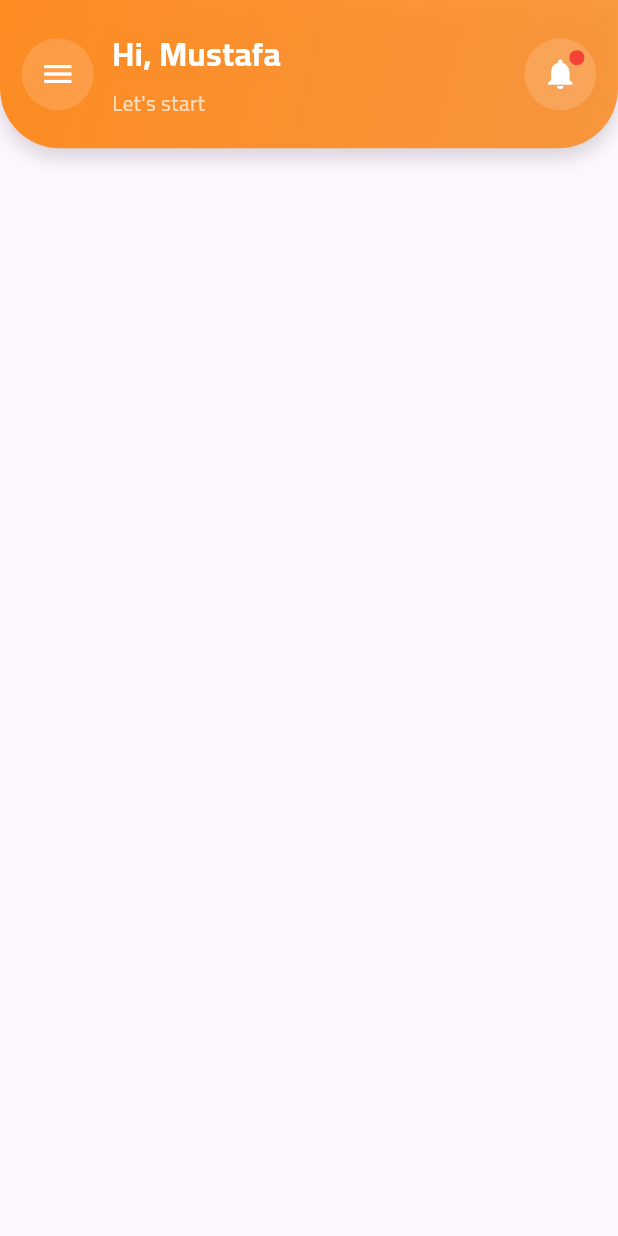
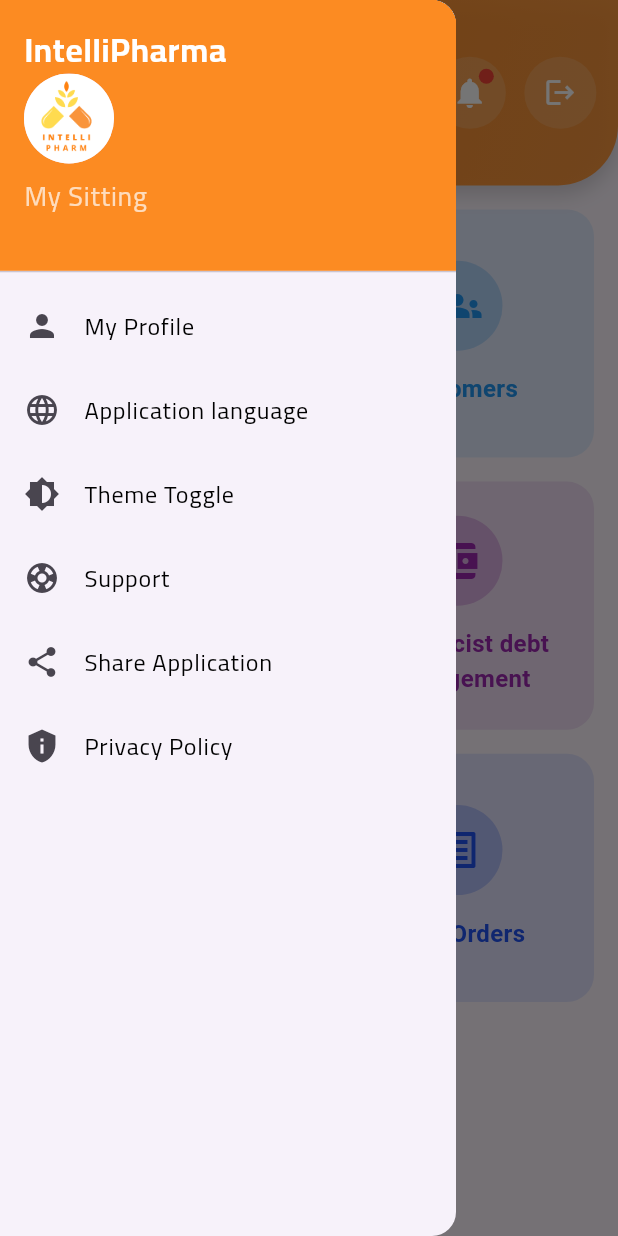
Before and after one commit to Mustafa-Sharaf/IntelliPharm, a Flutter app: the screen it shows after launch, after a tap on "Log In", after a tap on the "menu" icon, on a phone screen of 412 x 824 dp. Run offline on Flutter 3.47's test engine with Material 3 defaults, Android fonts, the light colour scheme and no system bars; our stand-ins replace get, get_storage.

Commit message:
Add Language App and conten home screen

```diff
--- a/lib/Widgets/HomeAppBar.dart
+++ b/lib/Widgets/HomeAppBar.dart
@@ -1,11 +1,18 @@
 
 import 'package:flutter/material.dart';
+import 'package:get/get.dart';
 import '../app_theme/AppColors.dart';
 
 class HomeAppBar extends StatelessWidget implements PreferredSizeWidget {
+
   final double height;
+  final GlobalKey<ScaffoldState> scaffoldKey;
 
-  const HomeAppBar({super.key, required this.height});
+  const HomeAppBar({
+    super.key,
+    required this.height,
+    required this.scaffoldKey,
+  });
 
   @override
   Size get preferredSize => Size.fromHeight(height);
@@ -13,13 +20,16 @@
   @override
   Widget build(BuildContext context) {
     return AppBar(
+      automaticallyImplyLeading: false,///Hide the default menu button
       backgroundColor: Colors.transparent,
       elevation: 0,
-      toolbarHeight:height ,
+      toolbarHeight: height,
       flexibleSpace: Container(
-        padding:  EdgeInsets.symmetric(
-          horizontal: MediaQuery.of(context).size.width * 0.035,///left and right
-          vertical: MediaQuery.of(context).size.height * 0.02,///top and bottom
+        padding: EdgeInsets.symmetric(
+          ///left and right
+          horizontal: MediaQuery.of(context).size.width * 0.035,
+          ///top and bottom
+          vertical: MediaQuery.of(context).size.height * 0.02,
         ),
         decoration: BoxDecoration(
           gradient: LinearGradient(
@@ -54,11 +64,18 @@
                   shape: BoxShape.circle,
                 ),
                 child: IconButton(
-                  onPressed: () {},
-                  icon: const Icon(Icons.menu, color: Colors.white),
+                  icon: const Icon(
+                    Icons.menu,
+                    color: Colors.white,
+                    size: 22,
+                  ),
+                  onPressed: () {
+                    Scaffold.of(context).openDrawer();
+                  },
                 ),
               ),
               SizedBox(width: MediaQuery.of(context).size.width * 0.03),
+
               /// Texts
               Column(
                 crossAxisAlignment: CrossAxisAlignment.start,
@@ -77,7 +94,7 @@
                   Row(
                     children: [
                       Text(
-                        "Let's start",
+                        "Let's_get_started".tr,
                         style: TextStyle(
                           fontSize: 14,
                           color: Colors.white70,
@@ -85,10 +102,11 @@
                         ),
                       ),
                     ],
-                  )
+                  ),
                 ],
               ),
               const Spacer(),
+
               /// Notifications
               Stack(
                 children: [
@@ -99,7 +117,10 @@
                     ),
                     child: IconButton(
                       onPressed: () {},
-                      icon: const Icon(Icons.notifications, color: Colors.white),
+                      icon: const Icon(
+                        Icons.notifications,
+                        color: Colors.white,
+                      ),
                     ),
                   ),
                   Positioned(
@@ -113,8 +134,25 @@
                         shape: BoxShape.circle,
                       ),
                     ),
-                  )
+                  ),
                 ],
+              ),
+              SizedBox(width: MediaQuery.of(context).size.width * 0.03),
+              Container(
+                decoration: BoxDecoration(
+                  color: Colors.white.withValues(alpha: 0.15),
+                  shape: BoxShape.circle,
+                ),
+                child: IconButton(
+                  icon: const Icon(
+                    Icons.logout,
+                    color: Colors.white,
+                    size: 22,
+                  ),
+                  onPressed: () {
+                    Scaffold.of(context).openDrawer();
+                  },
+                ),
               ),
             ],
           ),
--- /dev/null
+++ b/lib/Widgets/HomeCard.dart
@@ -0,0 +1,51 @@
+
+import 'package:flutter/material.dart';
+
+
+class HomeCard extends StatelessWidget {
+  final IconData icon;
+  final String title;
+  final Color color;
+  final VoidCallback onTap;
+
+  const HomeCard({
+    super.key,
+    required this.icon,
+    required this.title,
+    required this.color,
+    required this.onTap,
+  });
+
+  @override
+  Widget build(BuildContext context) {
+    return InkWell(
+      borderRadius: BorderRadius.circular(18),
+      onTap: onTap,
+      child: Container(
+        decoration: BoxDecoration(
+          color: color.withValues(alpha: 0.12),
+          borderRadius: BorderRadius.circular(18),
+        ),
+        child: Column(
+          mainAxisAlignment: MainAxisAlignment.center,
+          children: [
+            CircleAvatar(
+              radius: 30,
+              backgroundColor: color.withValues(alpha: 0.25),
+              child: Icon(icon, size: 32, color: color),
+            ),
+            const SizedBox(height: 14),
+            Text(
+              title,
+              style: TextStyle(
+                fontSize: 16,
+                fontWeight: FontWeight.w600,
+                color: color,
+              ),
+            ),
+          ],
+        ),
+      ),
+    );
+  }
+}
--- /dev/null
+++ b/lib/Widgets/LanguageBottomSheet.dart
@@ -0,0 +1,67 @@
+
+import 'package:flutter/material.dart';
+import 'package:get/get.dart';
+import '../../language/Language_Controller.dart';
+
+class LanguageBottomSheet extends StatelessWidget {
+
+  final MyLanguageController langController = Get.find<MyLanguageController>();
+
+   LanguageBottomSheet({super.key});
+
+  @override
+  Widget build(BuildContext context) {
+    return Container(
+      padding: EdgeInsets.symmetric(vertical: 25, horizontal: 20),
+      child: Column(
+        mainAxisSize: MainAxisSize.min,
+        children: [
+          Text(
+            "LanguageEditing".tr,
+            style: TextStyle(fontSize: 22, fontWeight: FontWeight.bold),
+          ),
+          SizedBox(height: 25),
+          ListTile(
+            leading: Image.asset("assets/images/Syria.png", width: 35),
+            title: Text("العربية", style: TextStyle(fontSize: 18)),
+            trailing: Icon(Icons.arrow_forward_ios_rounded),
+            onTap: () {
+              langController.changeLanguage("ar");
+              Get.back();
+            },
+          ),
+          Divider(),
+          ListTile(
+            leading: Image.asset("assets/images/Britain.png", width: 35),
+            title: Text("English", style: TextStyle(fontSize: 18)),
+            trailing: Icon(Icons.arrow_forward_ios_rounded),
+            onTap: () {
+              langController.changeLanguage("en");
+              Get.back();
+            },
+          ),
+          Divider(),
+          ListTile(
+            leading: Image.asset("assets/images/Franca.png", width: 35),
+            title: Text("Français", style: TextStyle(fontSize: 18)),
+            trailing: Icon(Icons.arrow_forward_ios_rounded),
+            onTap: () {
+              langController.changeLanguage("fr");
+              Get.back();
+            },
+          ),
+          Divider(),
+          ListTile(
+            leading: Image.asset("assets/images/Turkce.png", width: 35),
+            title: Text("Türkçe", style: TextStyle(fontSize: 18)),
+            trailing: Icon(Icons.arrow_forward_ios_rounded),
+            onTap: () {
+              langController.changeLanguage("tr");
+              Get.back();
+            },
+          ),
+        ],
+      ),
+    );
+  }
+}
--- /dev/null
+++ b/lib/Widgets/MenuHome.dart
@@ -0,0 +1,134 @@
+
+import 'package:flutter/material.dart';
+import 'package:get/get.dart';
+import '../app_theme/AppColors.dart';
+import 'LanguageBottomSheet.dart';
+
+class DrawerHome extends StatelessWidget {
+  const DrawerHome({super.key});
+
+  @override
+  Widget build(BuildContext context) {
+    return Drawer(
+      child: ListView(
+        padding: EdgeInsets.zero,
+        children: [
+          SizedBox(
+            height: MediaQuery.of(context).size.height * 0.23,
+            child: DrawerHeader(
+              decoration: BoxDecoration(color: AppColors.primaryColor),
+              child: Column(
+                mainAxisAlignment: MainAxisAlignment.start,
+                crossAxisAlignment: CrossAxisAlignment.start,
+                children: [
+                  Text(
+                    'IntelliPharma'.tr,
+                    style: TextStyle(
+                      fontSize: 22,
+                      fontWeight: FontWeight.bold,
+                      color: Colors.white,
+                      fontFamily: 'Cairo',
+                    ),
+                  ),
+                  CircleAvatar(
+                    radius: 30,
+                    backgroundImage: AssetImage('assets/images/LogoSmall.png'),
+                  ),
+                  SizedBox(height: MediaQuery.of(context).size.height * 0.01),
+                   Text(
+                    'MySitting'.tr,
+                    style: TextStyle(
+                      fontSize: 18,
+                      color: Colors.white70,
+                      fontFamily: 'Cairo',
+                    ),
+                  ),
+                ],
+              ),
+            ),
+          ),
+
+          ListTile(
+            leading: Icon(Icons.person),
+            title: Text(
+              'My_Profile'.tr,
+              style: TextStyle(
+                fontSize: 16,
+                color: Colors.black,
+                fontFamily: 'Cairo',
+              ),
+            ),
+            onTap: () {
+              //Get.toNamed('/profileScreen');
+            },
+          ),
+          ListTile(
+            leading: Icon(Icons.language),
+            title: Text(
+              'Application_language'.tr,
+              style: TextStyle(
+                fontSize: 16,
+                color: Colors.black,
+                fontFamily: 'Cairo',
+              ),
+            ),
+            onTap: () {
+              showModalBottomSheet(
+                context: context,
+                shape: RoundedRectangleBorder(
+                  borderRadius: BorderRadius.vertical(top: Radius.circular(25)),
+                ),
+                builder: (_) => LanguageBottomSheet(),
+              );
+            },
+          ),
+          ListTile(
+            leading: Icon(Icons.brightness_6),
+            title: Text(
+              'Theme_Toggle'.tr,
+              style: TextStyle(
+                fontSize: 16,
+                color: Colors.black,
+                fontFamily: 'Cairo',
+              ),
+            ),
+            onTap: () {},
+          ),
+          ListTile(
+            leading: Icon(Icons.support),
+            title: Text(
+              'Support'.tr,
+              style: TextStyle(
+                fontSize: 16,
+                color: Colors.black,
+                fontFamily: 'Cairo',
+              ),
+            ),
+          ),
+          ListTile(
+            leading: Icon(Icons.share),
+            title: Text(
+              'Share_Application'.tr,
+              style: TextStyle(
+                fontSize: 16,
+                color: Colors.black,
+                fontFamily: 'Cairo',
+              ),
+            ),
+          ),
+          ListTile(
+            leading: Icon(Icons.privacy_tip),
+            title: Text(
+              'Privacy_Policy'.tr,
+              style: TextStyle(
+                fontSize: 16,
+                color: Colors.black,
+                fontFamily: 'Cairo',
+              ),
+            ),
+          ),
+        ],
+      ),
+    );
+  }
+}
--- /dev/null
+++ b/lib/app_theme/app_theme.dart
@@ -0,0 +1,22 @@
+import 'package:flutter/material.dart';
+import 'AppColors.dart';
+
+
+class AppThemes {
+  static final lightTheme = ThemeData.light().copyWith(
+    textSelectionTheme: TextSelectionThemeData(
+      cursorColor: AppColors.primaryColor,
+      selectionColor: Colors.green.withOpacity(0.4),
+      selectionHandleColor: Colors.green,
+    ),
+  );
+
+  static final darkTheme = ThemeData.dark().copyWith(
+    textSelectionTheme: TextSelectionThemeData(
+      cursorColor: AppColors.primaryColor,
+      selectionColor: Colors.green.withOpacity(0.4),
+      selectionHandleColor: Colors.green,
+    ),
+
+  );
+}
--- /dev/null
+++ b/lib/app_theme/theme_controller.dart
@@ -0,0 +1,23 @@
+import 'package:flutter/material.dart';
+import 'package:get/get.dart';
+import 'package:get_storage/get_storage.dart';
+
+class ThemeController extends GetxController {
+  RxBool isDarkMode = false.obs;
+  final _box = GetStorage();
+  void toggleTheme() {
+    isDarkMode.value = !isDarkMode.value;
+    _box.write('isDarkMode', isDarkMode.value);
+    Get.changeThemeMode(isDarkMode.value ? ThemeMode.dark : ThemeMode.light);
+  }
+  void setInitialTheme(bool isDark) {
+    isDarkMode.value = isDark;
+    Get.changeThemeMode(isDark ? ThemeMode.dark : ThemeMode.light);
+  }
+  void loadThemeFromStorage() {
+    bool? storedTheme = _box.read('isDarkMode');
+    if (storedTheme != null) {
+      setInitialTheme(storedTheme);
+    }
+  }
+}
--- a/lib/language/Language.dart
+++ b/lib/language/Language.dart
@@ -5,7 +5,7 @@
   @override
   Map<String,Map<String,String>> get keys=>{
     "en":{
-      "INTELLI_PHARMA":"INTELLI\nPHARM",
+      "INTELLI_PHARMA":"INTELLI\nPHARMA",
       "SignIn":"Sign In",
       "WelcomeBack":"Welcome Back!",
       "Password":"Password",
@@ -16,8 +16,24 @@
       "Note":"Note",
       "YouCannotChangeYourPassword":"You cannot change your password.\n Please contact your admin to reset it.",
       "OK":"OK",
-      "":"",
-      "":"",
+      "LanguageEditing":"Language Editing",
+      "Privacy_Policy":"Privacy Policy",
+      "Share_Application":"Share Application",
+      "Support":"Support",
+      "Theme_Toggle":"Theme Toggle",
+      "Application_language":"Application language",
+      "My_Profile":"My Profile",
+      "MySitting":"My Sitting",
+      "IntelliPharma":"IntelliPharma",
+      "Let's_get_started":"Let's get started",
+      "Add_Order":"Add Order",
+      "Customers":"Customers",
+      "Add_pharmacy":"Add a pharmacy",
+      "Pharmacist_debt_management":"Pharmacist debt\n   management",
+      "Track_the_route":"Track the route",
+      "View_Orders":"View Orders",
+      "My_Balance":"My Balance",
+      "Log_In":"Log In",
       "":"",
       "":"",
       "":"",
@@ -32,9 +48,38 @@
 
 
 
+
     },
     "ar":{
       "INTELLI_PHARMA":"إنتل \nفارما",
+      "SignIn": "تسجيل الدخول",
+      "WelcomeBack": "مرحبًا بعودتك!",
+      "Password": "كلمة المرور",
+      "EmailAddress": "البريد الإلكتروني",
+      "ForgotPassword": "نسيت كلمة المرور",
+      "LoginWithFacebookOrGoogle": "تسجيل الدخول عبر فيسبوك أو جوجل",
+      "Don’tHaveLoginCredentialsContactAdmin": "ليس لديك بيانات تسجيل دخول؟ تواصل مع المسؤول.",
+      "Note": "ملاحظة",
+      "YouCannotChangeYourPassword": "لا يمكنك تغيير كلمة المرور.\nيرجى التواصل مع المسؤول لإعادة تعيينها.",
+      "OK": "موافق",
+      "LanguageEditing": "تعديل اللغة",
+      "Privacy_Policy": "سياسة الخصوصية",
+      "Share_Application": "مشاركة التطبيق",
+      "Support": "الدعم",
+      "Theme_Toggle": "تغيير المظهر",
+      "Application_language": "لغة التطبيق",
+      "My_Profile": "ملفي الشخصي",
+      "MySitting": "الإعدادات",
+      "IntelliPharma": "إنتلي فارما",
+      "Let's_get_started": "لنبدأ",
+      "Add_Order": "إضافة طلب",
+      "Customers": "الصيادلة",
+      "Add_pharmacy": "إضافة صيدلية",
+      "Pharmacist_debt_management": "إدارة ديون الصيادلة",
+      "Track_the_route": "تتبع المسار",
+      "View_Orders": "عرض الطلبات",
+      "My_Balance": "رصيدي",
+      "Log_In":"تسجيل الدخول",
 
 
 
--- a/lib/main.dart
+++ b/lib/main.dart
@@ -26,7 +26,7 @@
       translations: MyLanguage(),
       getPages: [
         GetPage(name: '/signIn', page: ()=>const SignInScreen()),
-        GetPage(name: '/homeScreen', page: ()=>const HomeScreen()),
+        GetPage(name: '/homeScreen', page: ()=> HomeScreen()),
 
       ],
     );
--- a/lib/modules/Home/Home_Screen.dart
+++ b/lib/modules/Home/Home_Screen.dart
@@ -1,15 +1,76 @@
-
 import 'package:flutter/material.dart';
+import 'package:get/get.dart';
+import '../../Widgets/HomeCard.dart';
 import '../../Widgets/HomeAppBar.dart';
+import '../../Widgets/MenuHome.dart';
 
 class HomeScreen extends StatelessWidget {
-  const HomeScreen({super.key});
+  HomeScreen({super.key});
+  final GlobalKey<ScaffoldState> scaffoldKey = GlobalKey<ScaffoldState>();
 
   @override
   Widget build(BuildContext context) {
     return Scaffold(
-      appBar: HomeAppBar(height: MediaQuery.of(context).size.height * 0.12),
-      body: Column(children: []),
+      key: scaffoldKey,
+      drawer: const DrawerHome(),
+      appBar: HomeAppBar(
+        height: MediaQuery.of(context).size.height * 0.15,
+        scaffoldKey: scaffoldKey,
+      ),
+      body: Padding(
+        padding: const EdgeInsets.all(16),
+        child: GridView.count(
+          crossAxisCount: 2,
+          crossAxisSpacing: 16,
+          mainAxisSpacing: 16,
+          childAspectRatio: 1.1,
+          children:  [
+            HomeCard(
+              icon: Icons.receipt_long,
+              title: "Add_Order".tr,
+              color: const Color(0xFF4CAF50),
+              onTap: () => (),
+            ),
+            HomeCard(
+              icon: Icons.groups,
+              title: "Customers".tr,
+              color: const Color(0xFF2196F3),
+              onTap: () => (),
+            ),
+            HomeCard(
+              icon: Icons.add_business,
+              title: "Add_pharmacy".tr,
+              color: const Color(0xFFFF9800),
+              onTap: () => (),
+            ),
+            HomeCard(
+              icon: Icons.account_balance_wallet,
+              title: "Pharmacist_debt_management".tr,
+              color: const Color(0xFF9C27B0),
+              onTap: () => (),
+            ),
+            HomeCard(
+              icon: Icons.route,
+              title: "Track_the_route".tr,
+              color: const Color(0xFFF32133),
+              onTap: () => (),
+            ),
+            HomeCard(
+              icon: Icons.list_alt,
+              title: "View_Orders".tr,
+              color: const Color(0xFF2152F3),
+              onTap: () => (),
+            ),
+            HomeCard(
+              icon: Icons.payments,
+              title: "My_Balance".tr,
+              color: const Color(0xFFF3C221),
+              onTap: () => (),
+            ),
+
+          ],
+        ),
+      ),
     );
   }
 }
--- a/lib/modules/SignIn/SignIn_Screen.dart
+++ b/lib/modules/SignIn/SignIn_Screen.dart
@@ -55,7 +55,7 @@
                           Get.offAllNamed("/homeScreen");///Deletes all previous pages
                         },
                         child: Text(
-                          "Log In".tr,
+                          "Log_In".tr,
                           style: TextStyle(
                             fontSize: 16,
                             fontWeight: FontWeight.bold,
```
Also changed, not shown: assets/images/Britain.png (added), assets/images/Franca.png (added), assets/images/LogoSmall.png (added), assets/images/Syria.png (added), assets/images/Turkce.png (added).
